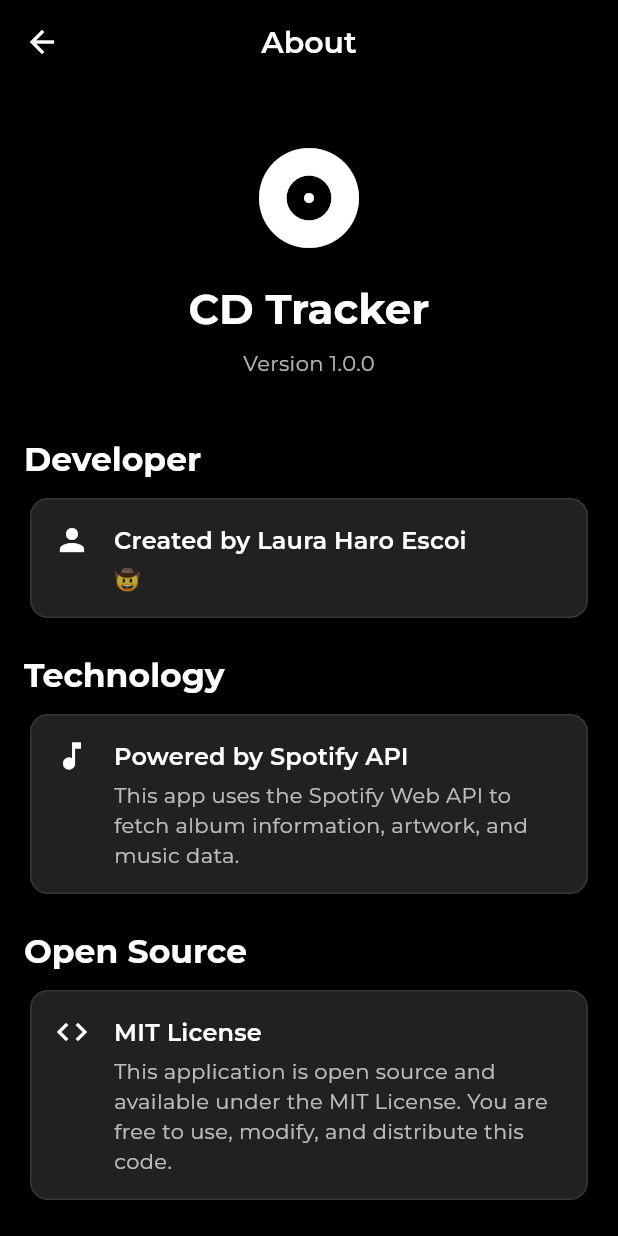
After one commit to lauraharoescoi/cd_tracker, a Flutter app: the screen it shows once a user with an empty profile is signed in, item 3 of the bottom bar chosen, after a tap on "About", on a phone screen of 412 x 824 dp. The commit adds this screen. Run offline on Flutter 3.47's test engine with Material 3 defaults, Android fonts, the phone set to English and light mode, and no system bars; our stand-ins replace cloud_firestore, firebase_auth, firebase_core, google_fonts, google_sign_in, reorderable_grid_view; accounts and stored records are empty; generated files the repository leaves out were written again; network calls fail.

Commit message:
✨ Add Help and About screens with navigation from Settings

```diff
--- a/lib/main.dart
+++ b/lib/main.dart
@@ -1,7 +1,7 @@
 import 'package:flutter/material.dart';
 import 'package:firebase_core/firebase_core.dart';
 import 'package:google_fonts/google_fonts.dart';
-import 'auth_gate.dart'; // Importar el AuthGate
+import 'auth_gate.dart';
 import 'firebase_options.dart';
 
 Future<void> main() async {
@@ -77,7 +77,6 @@ class CdTrackerApp extends StatelessWidget {
           ),
         ),
       ),
-      // CORRECCIÓN: Se asegura de que la app empieza en el AuthGate
       home: const AuthGate(),
       debugShowCheckedModeBanner: false,
     );
--- /dev/null
+++ b/lib/screens/about_screen.dart
@@ -0,0 +1,215 @@
+import 'package:flutter/material.dart';
+import 'package:url_launcher/url_launcher.dart';
+
+class AboutScreen extends StatelessWidget {
+  const AboutScreen({super.key});
+
+  @override
+  Widget build(BuildContext context) {
+    return Scaffold(
+      appBar: AppBar(
+        title: const Text('About'),
+        backgroundColor: Colors.black,
+        foregroundColor: Colors.white,
+      ),
+      backgroundColor: Colors.black,
+      body: SingleChildScrollView(
+        padding: const EdgeInsets.all(16.0),
+        child: Column(
+          crossAxisAlignment: CrossAxisAlignment.start,
+          children: [
+            const SizedBox(height: 20),
+            Center(
+              child: Column(
+                children: [
+                  const Icon(
+                    Icons.album,
+                    size: 80,
+                    color: Colors.white,
+                  ),
+                  const SizedBox(height: 16),
+                  Text(
+                    'CD Tracker',
+                    style: Theme.of(context).textTheme.headlineMedium?.copyWith(
+                      color: Colors.white,
+                      fontWeight: FontWeight.bold,
+                    ),
+                  ),
+                  const SizedBox(height: 8),
+                  Text(
+                    'Version 1.0.0',
+                    style: Theme.of(context).textTheme.bodyMedium?.copyWith(
+                      color: Colors.white70,
+                    ),
+                  ),
+                ],
+              ),
+            ),
+            const SizedBox(height: 40),
+            _buildSectionTitle(context, 'Developer'),
+            const SizedBox(height: 8),
+            _buildInfoCard(
+              context,
+              'Created by Laura Haro Escoi',
+              '🤠',
+              Icons.person,
+            ),
+            const SizedBox(height: 20),
+            _buildSectionTitle(context, 'Technology'),
+            const SizedBox(height: 8),
+            _buildInfoCard(
+              context,
+              'Powered by Spotify API',
+              'This app uses the Spotify Web API to fetch album information, artwork, and music data.',
+              Icons.music_note,
+            ),
+            const SizedBox(height: 20),
+            _buildSectionTitle(context, 'Open Source'),
+            const SizedBox(height: 8),
+            _buildInfoCard(
+              context,
+              'MIT License',
+              'This application is open source and available under the MIT License. You are free to use, modify, and distribute this code.',
+              Icons.code,
+            ),
+            const SizedBox(height: 20),
+            _buildSectionTitle(context, 'Links'),
+            const SizedBox(height: 8),
+            _buildLinkCard(
+              context,
+              'GitHub Repository',
+              'View the source code and contribute to the project',
+              Icons.code_outlined,
+              'https://github.com/lauraharoescoi',
+            ),
+            const SizedBox(height: 40),
+            _buildSectionTitle(context, 'About the App'),
+            const SizedBox(height: 8),
+            _buildInfoCard(
+              context,
+              'CD Tracker',
+              'Keep track of your physical CD collection with ease. Search for albums, manage your library, create wishlists, and organize your music collection all in one place.',
+              Icons.library_music,
+            ),
+            const SizedBox(height: 20),
+            _buildInfoCard(
+              context,
+              'Features',
+              '• Search and browse albums\n• Track your physical CD collection\n• Create and manage wishlists\n• View detailed album information\n• Beautiful album artwork display',
+              Icons.star,
+            ),
+            const SizedBox(height: 20),
+          ],
+        ),
+      ),
+    );
+  }
+
+  Widget _buildSectionTitle(BuildContext context, String title) {
+    return Text(
+      title,
+      style: Theme.of(context).textTheme.titleLarge?.copyWith(
+        color: Colors.white,
+        fontWeight: FontWeight.bold,
+      ),
+    );
+  }
+
+  Widget _buildInfoCard(BuildContext context, String title, String description, IconData icon) {
+    return Card(
+      color: Colors.grey[900],
+      child: Padding(
+        padding: const EdgeInsets.all(16.0),
+        child: Row(
+          crossAxisAlignment: CrossAxisAlignment.start,
+          children: [
+            Icon(
+              icon,
+              color: Colors.white,
+              size: 24,
+            ),
+            const SizedBox(width: 16),
+            Expanded(
+              child: Column(
+                crossAxisAlignment: CrossAxisAlignment.start,
+                children: [
+                  Text(
+                    title,
+                    style: Theme.of(context).textTheme.titleMedium?.copyWith(
+                      color: Colors.white,
+                      fontWeight: FontWeight.w600,
+                    ),
+                  ),
+                  const SizedBox(height: 4),
+                  Text(
+                    description,
+                    style: Theme.of(context).textTheme.bodyMedium?.copyWith(
+                      color: Colors.white70,
+                    ),
+                  ),
+                ],
+              ),
+            ),
+          ],
+        ),
+      ),
+    );
+  }
+
+  Widget _buildLinkCard(BuildContext context, String title, String description, IconData icon, String url) {
+    return Card(
+      color: Colors.grey[900],
+      child: InkWell(
+        onTap: () => _launchURL(url),
+        borderRadius: BorderRadius.circular(12),
+        child: Padding(
+          padding: const EdgeInsets.all(16.0),
+          child: Row(
+            crossAxisAlignment: CrossAxisAlignment.start,
+            children: [
+              Icon(
+                icon,
+                color: Colors.white,
+                size: 24,
+              ),
+              const SizedBox(width: 16),
+              Expanded(
+                child: Column(
+                  crossAxisAlignment: CrossAxisAlignment.start,
+                  children: [
+                    Text(
+                      title,
+                      style: Theme.of(context).textTheme.titleMedium?.copyWith(
+                        color: Colors.white,
+                        fontWeight: FontWeight.w600,
+                      ),
+                    ),
+                    const SizedBox(height: 4),
+                    Text(
+                      description,
+                      style: Theme.of(context).textTheme.bodyMedium?.copyWith(
+                        color: Colors.white70,
+                      ),
+                    ),
+                  ],
+                ),
+              ),
+              const Icon(
+                Icons.open_in_new,
+                color: Colors.white70,
+                size: 20,
+              ),
+            ],
+          ),
+        ),
+      ),
+    );
+  }
+
+  Future<void> _launchURL(String url) async {
+    final Uri uri = Uri.parse(url);
+    if (await canLaunchUrl(uri)) {
+      await launchUrl(uri, mode: LaunchMode.externalApplication);
+    }
+  }
+}
--- /dev/null
+++ b/lib/screens/help_screen.dart
@@ -0,0 +1,81 @@
+import 'package:flutter/material.dart';
+
+class HelpScreen extends StatelessWidget {
+  const HelpScreen({super.key});
+
+  @override
+  Widget build(BuildContext context) {
+    return Scaffold(
+      appBar: AppBar(
+        title: const Text('Help'),
+      ),
+      body: SingleChildScrollView(
+        padding: const EdgeInsets.all(16.0),
+        child: Column(
+          crossAxisAlignment: CrossAxisAlignment.start,
+          children: [
+            _buildHelpSection(
+              context,
+              icon: Icons.search,
+              title: 'Searching for Albums',
+              content: 'Tap the search icon in the top-right corner of the "Library" or "Wishlist" tabs. Type an album or artist name and press search. You will see a list of results from Spotify.',
+            ),
+            _buildHelpSection(
+              context,
+              icon: Icons.add_box_outlined,
+              title: 'Adding to Your Library',
+              content: 'In the search results, tap the box icon (+) next to an album to add it directly to your personal library.',
+            ),
+            _buildHelpSection(
+              context,
+              icon: Icons.favorite_border,
+              title: 'Using the Wishlist',
+              content: 'In the search results, tap the heart icon to add an album to your wishlist. In the "Wishlist" tab, you can see all the albums you want to buy. Tap the shopping cart icon to move it to your library once you have it.',
+            ),
+            _buildHelpSection(
+              context,
+              icon: Icons.open_with,
+              title: 'Reordering Your Library',
+              content: 'In the "My Library" tab, press and hold an album cover, then drag it to a new position to organize your collection just the way you like it. The order will be saved automatically.',
+            ),
+            _buildHelpSection(
+              context,
+              icon: Icons.info_outline,
+              title: 'Viewing Album Details',
+              content: 'Tap on any album cover in your library or any item in your wishlist to see a detailed view with the tracklist, release date, and other information. From this screen, you can also delete the album or listen to it on Spotify.',
+            ),
+          ],
+        ),
+      ),
+    );
+  }
+
+  Widget _buildHelpSection(BuildContext context, {required IconData icon, required String title, required String content}) {
+    return Card(
+      margin: const EdgeInsets.only(bottom: 16.0),
+      child: Padding(
+        padding: const EdgeInsets.all(16.0),
+        child: Column(
+          crossAxisAlignment: CrossAxisAlignment.start,
+          children: [
+            Row(
+              children: [
+                Icon(icon, color: Theme.of(context).colorScheme.primary),
+                const SizedBox(width: 12),
+                Text(
+                  title,
+                  style: Theme.of(context).textTheme.titleLarge,
+                ),
+              ],
+            ),
+            const SizedBox(height: 12),
+            Text(
+              content,
+              style: Theme.of(context).textTheme.bodyMedium?.copyWith(color: Colors.white70),
+            ),
+          ],
+        ),
+      ),
+    );
+  }
+}
--- a/lib/screens/settings_screen.dart
+++ b/lib/screens/settings_screen.dart
@@ -1,6 +1,8 @@
 import 'package:firebase_auth/firebase_auth.dart';
 import 'package:flutter/material.dart';
 import '../services/auth_service.dart';
+import 'help_screen.dart'; // Importar la nueva pantalla de ayuda
+import 'about_screen.dart'; // Importar la nueva pantalla de about
 
 class SettingsScreen extends StatefulWidget {
   const SettingsScreen({super.key});
@@ -10,12 +12,10 @@ class SettingsScreen extends StatefulWidget {
 }
 
 class _SettingsScreenState extends State<SettingsScreen> {
-  // CORRECCIÓN: Se crea una única instancia del servicio
   final AuthService _authService = AuthService();
 
   @override
   Widget build(BuildContext context) {
-    // Se obtiene el usuario de la instancia del servicio
     final User? user = _authService.currentUser;
 
     return Padding(
@@ -46,13 +46,40 @@ class _SettingsScreenState extends State<SettingsScreen> {
                 style: Theme.of(context).textTheme.bodyLarge?.copyWith(color: Colors.white70),
               ),
             ),
-          ] else ...[
-            const Center(child: Text('Not logged in')),
           ],
+          const SizedBox(height: 40),
+          Card(
+            child: Column(
+              children: [
+                ListTile(
+                  leading: const Icon(Icons.help_outline),
+                  title: const Text('Help & How-to'),
+                  trailing: const Icon(Icons.chevron_right),
+                  onTap: () {
+                    Navigator.push(
+                      context,
+                      MaterialPageRoute(builder: (context) => const HelpScreen()),
+                    );
+                  },
+                ),
+                const Divider(height: 1),
+                ListTile(
+                  leading: const Icon(Icons.info_outline),
+                  title: const Text('About'),
+                  trailing: const Icon(Icons.chevron_right),
+                  onTap: () {
+                    Navigator.push(
+                      context,
+                      MaterialPageRoute(builder: (context) => const AboutScreen()),
+                    );
+                  },
+                ),
+              ],
+            ),
+          ),
           const Spacer(),
           ElevatedButton.icon(
             onPressed: () async {
-              // Se usa la instancia creada para cerrar sesión
               await _authService.signOut();
             },
             icon: const Icon(Icons.logout),
```
Also changed, not shown: lib/screens/home_screen.dart (line endings or trailing spaces).
